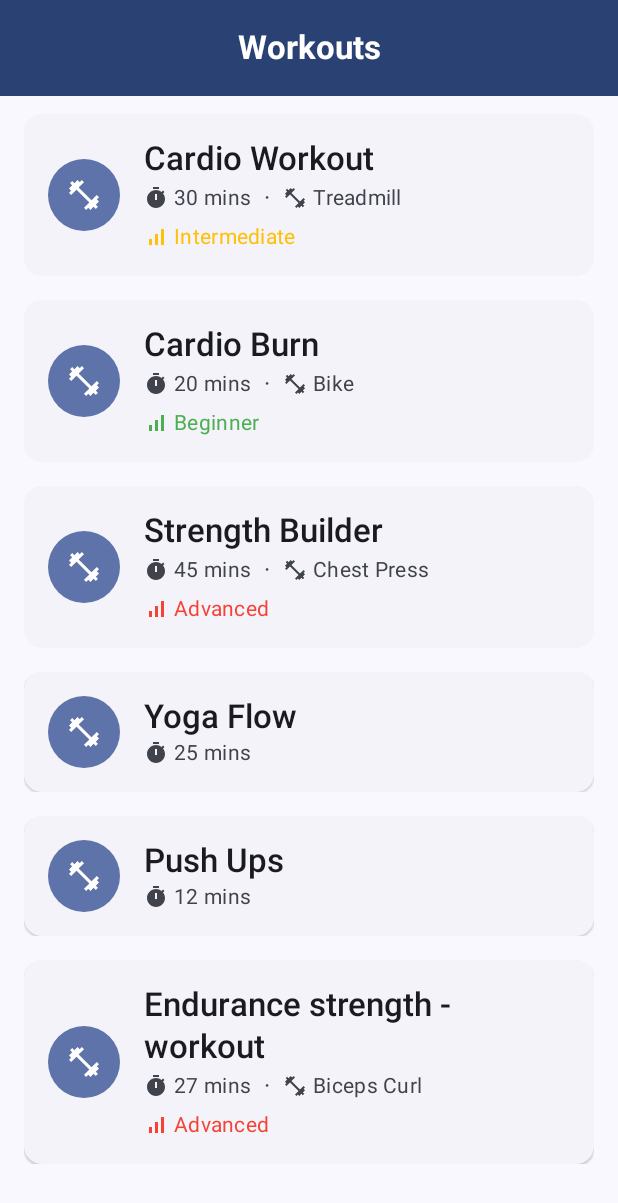
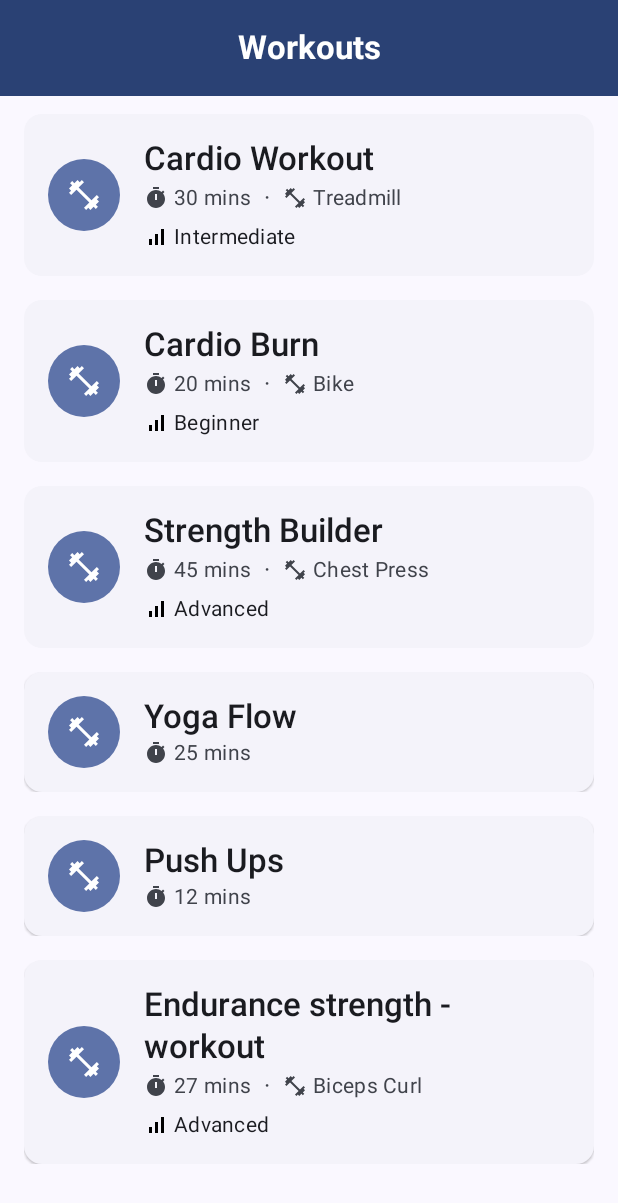
Before and after one commit to timo9036/Workouts_JohnsonHealthTech, an Android app built with Jetpack Compose: the screen it shows after launch (MainActivity), on a phone screen of 412 x 824 dp. Shown: the top 1203 px of the screen. Run offline under Robolectric (Android 15) with nearby library versions, the phone set to English and light mode, and no system bars; our stand-ins replace Dagger/Hilt's generated code, Room's generated code; missing, so only their content is drawn: CompositionLocalProvider; 4 statements that could not run were skipped.

Commit message:
refactor difficulty colors

```diff
--- a/app/src/main/java/com/example/workouts_johnsonhealthtech/ui/workouts/WorkoutListScreen.kt
+++ b/app/src/main/java/com/example/workouts_johnsonhealthtech/ui/workouts/WorkoutListScreen.kt
@@ -28,6 +28,7 @@ import androidx.hilt.navigation.compose.hiltViewModel
 import com.example.workouts_johnsonhealthtech.data.model.Workout
 import com.example.workouts_johnsonhealthtech.data.model.Difficulty
 import com.example.workouts_johnsonhealthtech.ui.UiState
+import com.example.workouts_johnsonhealthtech.ui.theme.AppTheme
 
 
 @OptIn(ExperimentalMaterial3Api::class, ExperimentalFoundationApi::class)
@@ -94,9 +95,7 @@ fun WorkoutListScreen(
 fun WorkoutItem(workout: Workout, onClick: () -> Unit, modifier: Modifier = Modifier) {
     ElevatedCard(
         onClick = onClick,
-        modifier = Modifier
-            .fillMaxWidth()
-            .animateContentSize()
+        modifier = modifier.fillMaxWidth().animateContentSize()
     ) {
         Row(
             modifier = Modifier.padding(16.dp),
@@ -118,12 +117,8 @@ fun WorkoutItem(workout: Workout, onClick: () -> Unit, modifier: Modifier = Modi
                 )
             }
 
-            Column(
-                modifier = Modifier
-                    .weight(1f)
-                    .fillMaxHeight(),
-                verticalArrangement = Arrangement.SpaceBetween
-            ) {
+            Column(modifier = Modifier.weight(1f).fillMaxHeight(),
+                verticalArrangement = Arrangement.SpaceBetween) {
                 Text(
                     text = workout.name,
                     style = MaterialTheme.typography.titleLarge,
@@ -153,9 +148,9 @@ fun WorkoutItem(workout: Workout, onClick: () -> Unit, modifier: Modifier = Modi
 
                     if (workout.difficulty != null) {
                         val difficultyColor = when (workout.difficulty) {
-                            Difficulty.BEGINNER -> Color(0xFF4CAF50)
-                            Difficulty.INTERMEDIATE -> Color(0xFFFFC107)
-                            Difficulty.ADVANCED -> Color(0xFFF44336)
+                            Difficulty.BEGINNER -> AppTheme.extendedColors.beginner
+                            Difficulty.INTERMEDIATE -> AppTheme.extendedColors.intermediate
+                            Difficulty.ADVANCED -> AppTheme.extendedColors.advanced
                         }
 
                         WorkoutDetail(
```
